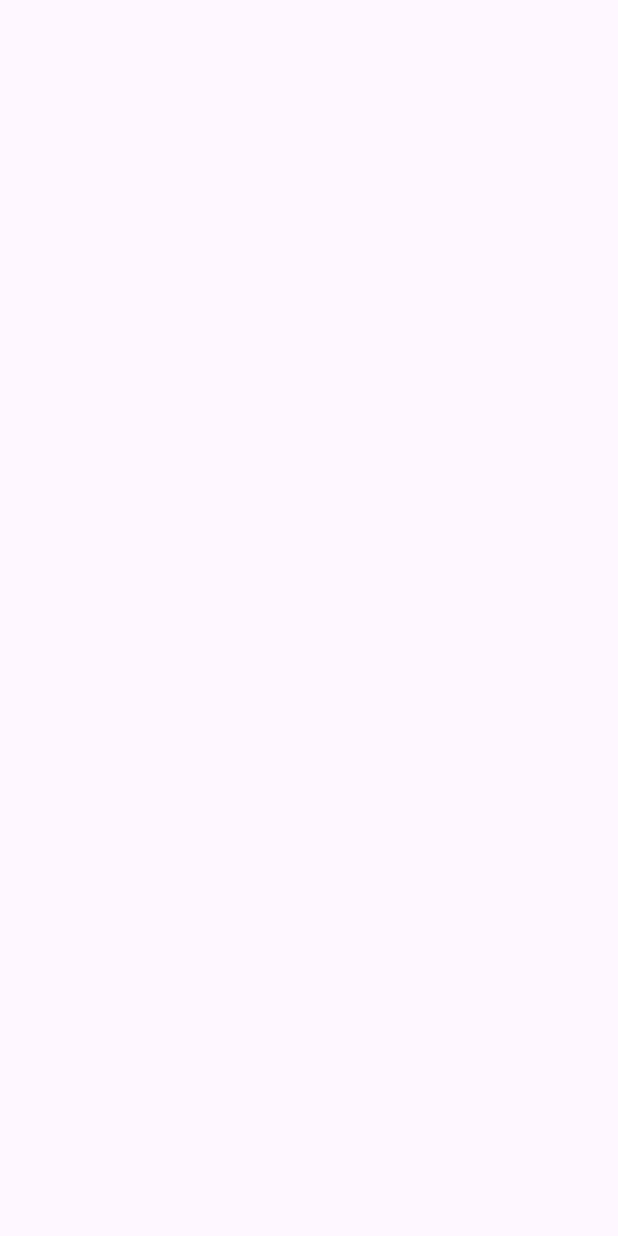
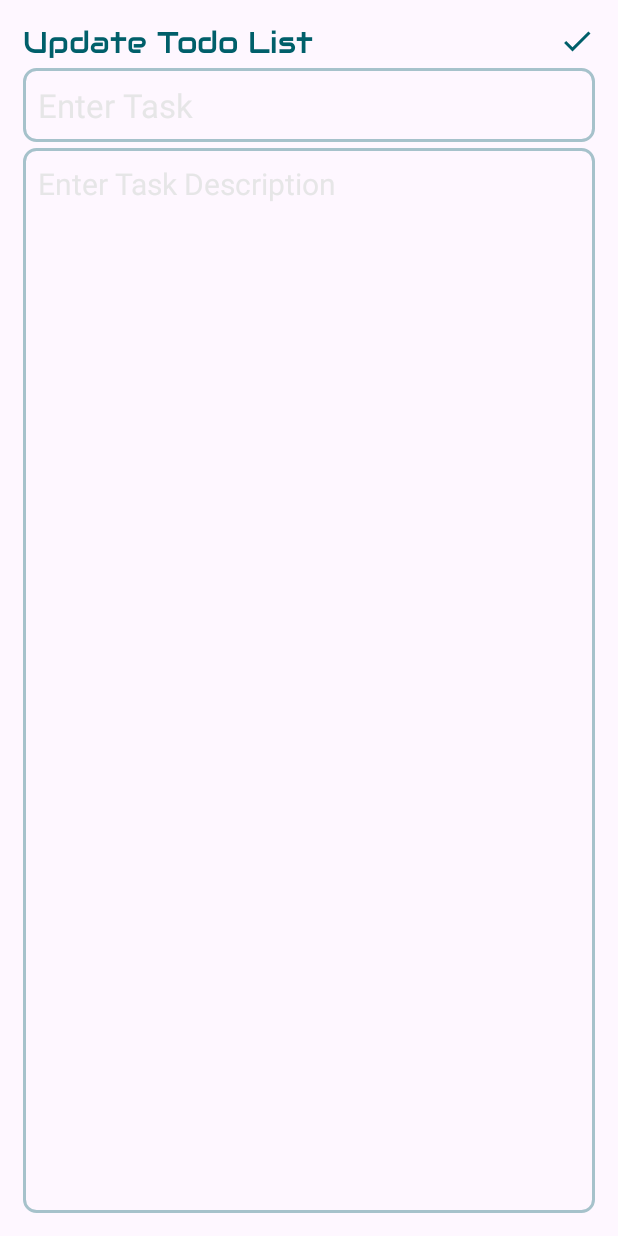
Before and after one commit to abdullahbinshahzad/KotlinTODO_List, an Android app: the UpdatetaskActivity screen opened directly, with no data from a screen before it, on a phone screen of 412 x 824 dp. Before the commit the screen is empty. Run offline under Robolectric (Android 15) with nearby library versions, the phone set to English and light mode, and no system bars.

Commit message:
TODO LIST UPDATES

```diff
--- a/app/build.gradle.kts
+++ b/app/build.gradle.kts
@@ -1,6 +1,7 @@
 plugins {
     id("com.android.application")
     id("org.jetbrains.kotlin.android")
+    id("kotlin-kapt")
 }
 
 android {
@@ -52,4 +53,5 @@ dependencies {
     implementation("androidx.lifecycle:lifecycle-viewmodel-ktx:2.6.2")
     implementation ("androidx.room:room-ktx:2.6.0")
     implementation("androidx.room:room-runtime:2.6.0")
+    kapt("androidx.room:room-compiler:2.6.0")
 }
--- a/app/src/main/res/layout/activity_main.xml
+++ b/app/src/main/res/layout/activity_main.xml
@@ -26,7 +26,7 @@
         <androidx.recyclerview.widget.RecyclerView
             android:id="@+id/task_RecyclerView"
             android:layout_width="match_parent"
-            android:layout_height="wrap_content"
+            android:layout_height="match_parent"
             tools:listitem="@layout/task_card_template"/>
 
     </LinearLayout>
--- a/app/src/main/res/layout/activity_updatetask.xml
+++ b/app/src/main/res/layout/activity_updatetask.xml
@@ -1,9 +1,54 @@
 <?xml version="1.0" encoding="utf-8"?>
-<androidx.constraintlayout.widget.ConstraintLayout xmlns:android="http://schemas.android.com/apk/res/android"
+<RelativeLayout xmlns:android="http://schemas.android.com/apk/res/android"
     xmlns:app="http://schemas.android.com/apk/res-auto"
     xmlns:tools="http://schemas.android.com/tools"
     android:layout_width="match_parent"
     android:layout_height="match_parent"
+    android:padding="@dimen/layout_padding"
     tools:context=".View.UpdatetaskActivity">
 
-</androidx.constraintlayout.widget.ConstraintLayout>
+    <TextView
+        android:id="@+id/UpdateHeading"
+        android:layout_width="wrap_content"
+        android:layout_height="wrap_content"
+        android:fontFamily="@font/audiowide"
+        android:text="Update Todo List"
+        android:textColor="@color/text_color"
+        android:textSize="20sp"/>
+
+    <ImageView
+        android:id="@+id/UpdateButton"
+        android:layout_width="wrap_content"
+        android:layout_height="wrap_content"
+        android:layout_alignParentEnd="true"
+        android:layout_alignTop="@id/UpdateHeading"
+        app:srcCompat="@drawable/baseline_done_24" />
+
+    <EditText
+        android:id="@+id/updatetask_EditText"
+        android:layout_width="match_parent"
+        android:layout_height="wrap_content"
+        android:layout_below="@id/UpdateHeading"
+        android:hint="Enter Task"
+        android:textColor="@color/text_color"
+        android:textColorHint="@color/grey"
+        android:textSize="22sp"
+        android:maxLines="1"
+        android:padding="10dp"
+        android:layout_marginTop="4dp"
+        android:background="@drawable/border"
+        />
+    <EditText
+        android:id="@+id/updatedescription_EditText"
+        android:layout_width="match_parent"
+        android:layout_height="match_parent"
+        android:layout_below="@id/updatetask_EditText"
+        android:hint="Enter Task Description "
+        android:gravity="top"
+        android:textColor="@color/text_color"
+        android:textColorHint="@color/grey"
+        android:textSize="20sp"
+        android:padding="10dp"
+        android:layout_marginTop="4dp"
+        android:background="@drawable/border"/>
+</RelativeLayout>
```
Also changed, not shown: app/src/main/java/com/example/kotlintodo_list/Model/data/TaskAdapter.kt (added, +43 -0 lines), app/src/main/java/com/example/kotlintodo_list/Model/data/TaskViewModel.kt (deleted, +0 -19 lines), app/src/main/java/com/example/kotlintodo_list/View/AddtaskActivity.kt (+8 -10 lines), app/src/main/java/com/example/kotlintodo_list/View/MainActivity.kt (+18 -4 lines), app/src/main/java/com/example/kotlintodo_list/ViewModel/TaskViewModel.kt (added, +29 -0 lines), app/src/main/res/layout/task_card_template.xml (+7 -4 lines).
